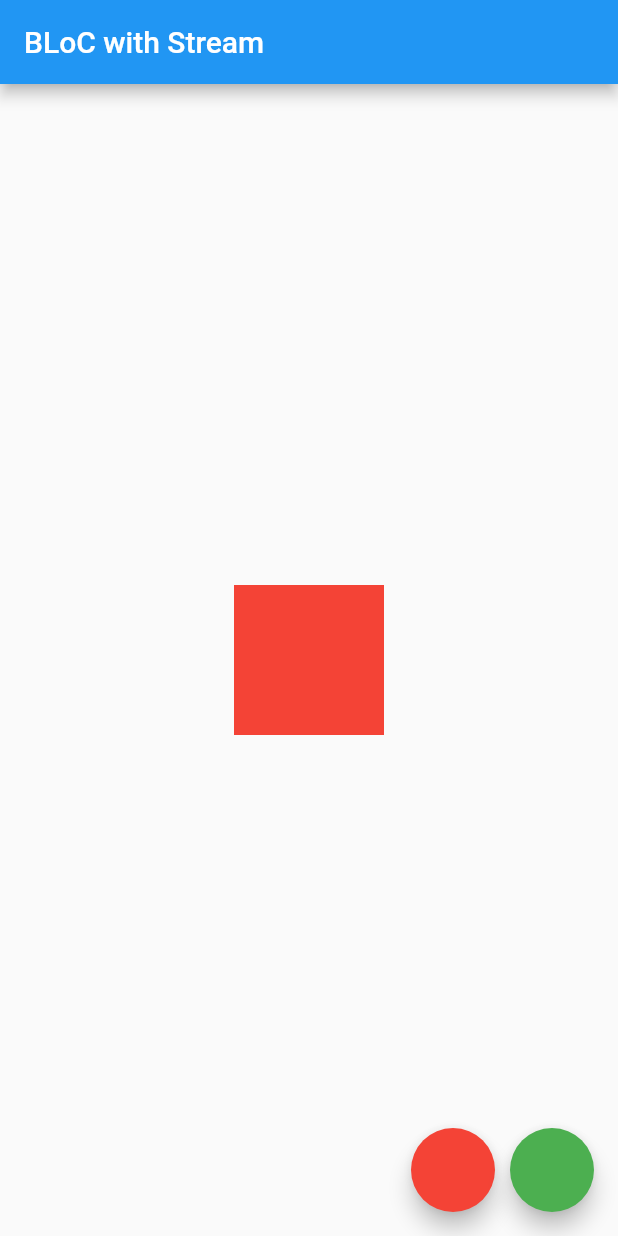
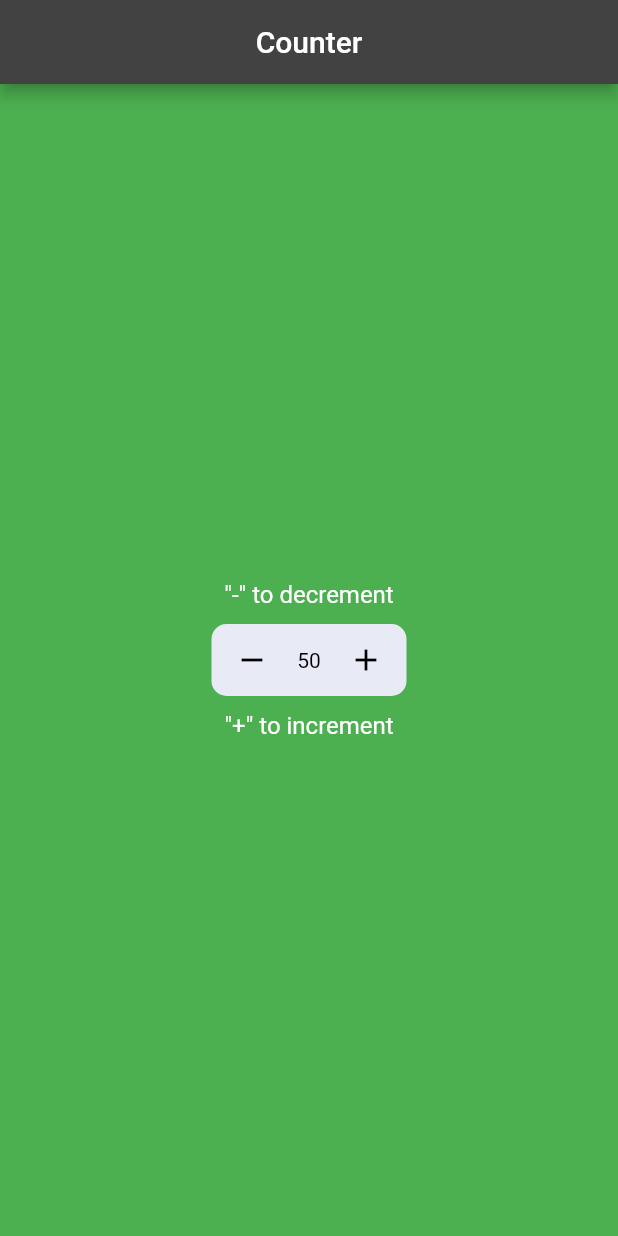
Before and after one commit to BekirovaMavile/flutter_application_first, a Flutter app: the screen it shows after launch, on a phone screen of 412 x 824 dp. Run offline on Flutter 3.47's test engine with Material 2 defaults, Android fonts, the phone set to English and light mode, and no system bars.

Commit message:
Counter Stl Stf

```diff
--- a/lib/color_bloc.dart
+++ /dev/null
@@ -1,35 +0,0 @@
-import 'dart:async';
-
-import 'package:flutter/material.dart';
-
-enum ColorEvent{
-  event_red, event_green
-}
-
-class ColorBloc{
-  Color _color = Colors.red;
-
-  final _inputEventController = StreamController<ColorEvent>();
-  StreamSink<ColorEvent> get inputEventSink => _inputEventController.sink;
-
-  final _outputStateontroller = StreamController<Color>();
-  Stream<Color> get outputStateStream => _outputStateontroller.stream;
-
-  void _mapEventToState(ColorEvent event){
-    if(event == ColorEvent.event_red) _color = Colors.red;
-    else if (event == ColorEvent.event_green) _color = Colors.green;
-    else
-      throw Exception('Wrong Event Type');
-
-      _outputStateontroller.sink.add(_color);
-  }
-
-  ColorBloc(){
-    _inputEventController.stream.listen(_mapEventToState);
-  }
-
-  void dispose(){
-    _inputEventController.close();
-    _outputStateontroller.close();
-  }
-}
--- a/lib/main.dart
+++ b/lib/main.dart
@@ -1,69 +1,95 @@
 import 'package:flutter/material.dart';
-import 'package:flutter_application_1/color_bloc.dart';
 
-void main() {
-  runApp(MyApp());
-}
+void main() => runApp(const MyApp());
 
 class MyApp extends StatelessWidget {
+  const MyApp({super.key});
+
   @override
   Widget build(BuildContext context) {
     return MaterialApp(
-      title: 'Counter',
-      home: MyHomePage(),
+      title: 'Mavi',
+      theme: ThemeData.dark(),
+      home: const HomePage(),
     );
   }
 }
 
-class MyHomePage extends StatefulWidget {
+class HomePage extends StatefulWidget {
+  const HomePage({super.key, this.title = 'Counter', this.centerTitle = true});
+
+  final String title;
+  final bool centerTitle;
+
   @override
-  State<MyHomePage> createState() => _MyHomePageState();
+  State<HomePage> createState() => _HomePageState();
 }
 
-class _MyHomePageState extends State<MyHomePage> {
-  ColorBloc _bloc = ColorBloc();
+class _HomePageState extends State<HomePage> {
+  int _counter = 50;
+
+  void _incrementCounter() {
+    setState(() {
+      _counter++;
+    });
+  }
+
+  void _decrementCounter() {
+    _counter--;
+    setState(() {});
+  }
 
   @override
-  void dispose(){
-    _bloc.dispose();
-    super.dispose();
-  }
   Widget build(BuildContext context) {
     return Scaffold(
       appBar: AppBar(
-        title: const Text('BLoC with Stream'),
+        title: Text(widget.title),
+        centerTitle: widget.centerTitle,
       ),
-    body: Center(
-      child: StreamBuilder(
-        stream: _bloc.outputStateStream,
-        initialData: Colors.red,
-        builder: (context, snapshot){
-          return AnimatedContainer(
-            height: 100,
-            width: 100,
-            color: snapshot.data,
-            duration: const Duration(milliseconds: 500)
-          );
-        },
-      )
-    ),
-    floatingActionButton: Row(
-      mainAxisAlignment: MainAxisAlignment.end,
-      children: <Widget>[
-        FloatingActionButton(
-          backgroundColor: Colors.red,
-          onPressed: () {
-            _bloc.inputEventSink.add(ColorEvent.event_red);
-          },
+      body: Container(
+        color: Colors.green,
+        child: Center(
+          child: Column(
+            mainAxisAlignment: MainAxisAlignment.center,
+            children: <Widget>[
+              const Text(
+                '"-" to decrement',
+                style: TextStyle(color: Colors.white, fontSize: 16),
+              ),
+              Container(
+                width: 130,
+                margin:
+                    const EdgeInsets.symmetric(vertical: 10),
+                alignment: Alignment.center,
+                decoration: BoxDecoration(
+                  color: Colors.indigo[50],
+                  borderRadius: BorderRadius.circular(10),
+                ),
+                child: Row(
+                  mainAxisAlignment: MainAxisAlignment.spaceAround,
+                  children: [
+                    IconButton(
+                        onPressed: _decrementCounter,
+                        icon: const Icon(Icons.remove),
+                        color: Colors.black),
+                    Text(
+                      '$_counter',
+                      style: const TextStyle(color: Colors.black),
+                    ),
+                    IconButton(
+                        onPressed: _incrementCounter,
+                        icon: const Icon(Icons.add),
+                        color: Colors.black),
+                  ],
+                ),
+              ),
+              const Text(
+                '"+" to increment',
+                style: TextStyle(color: Colors.white, fontSize: 16),
+              )
+            ],
+          ),
         ),
-        const SizedBox(width: 10),
-        FloatingActionButton(
-          backgroundColor: Colors.green,
-          onPressed: () {
-            _bloc.inputEventSink.add(ColorEvent.event_green);
-          },
-        )
-      ],
       ),
     );
   }
```
